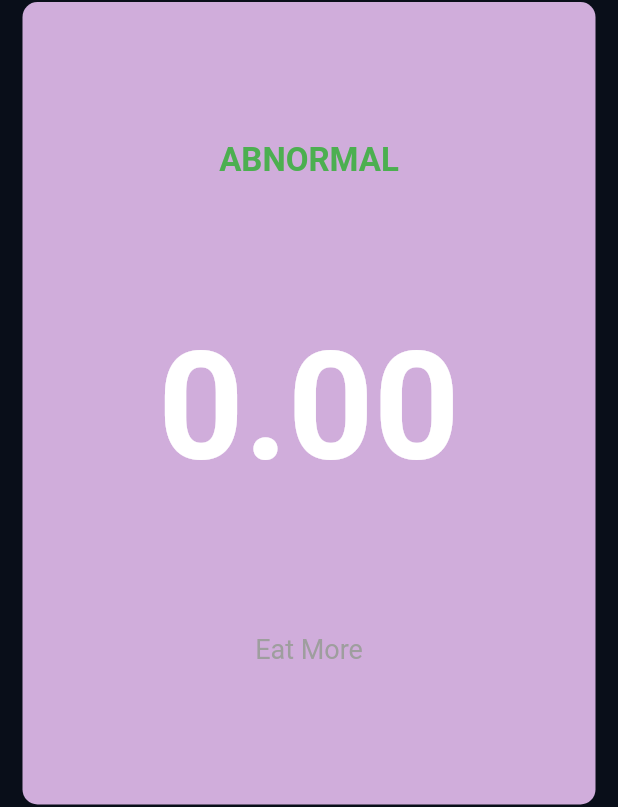
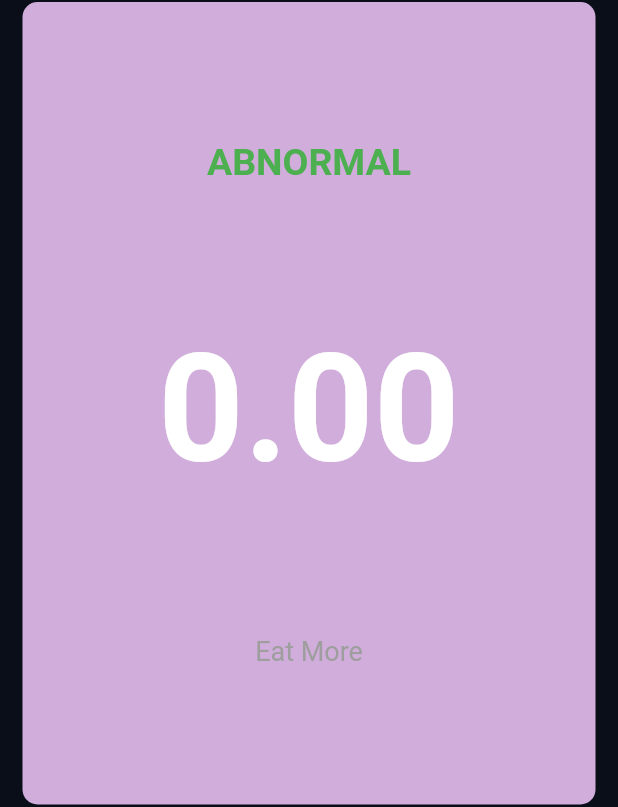
Before and after one commit to swatkat1127/FlutterApps, a Flutter app: the screen it shows after launch, after a tap on "Calculate", on a phone screen of 412 x 824 dp. Shown: the part 274-1081 px from the top of the screen. Run offline on Flutter 3.47's test engine with Material 2 defaults, Android fonts, the phone set to English and light mode, and no system bars; our stand-ins replace font_awesome_flutter.

Commit message:
result font changed

```diff
--- a/lib/constant.dart
+++ b/lib/constant.dart
@@ -9,5 +9,5 @@ const kLabelTextStyle = TextStyle(fontSize: 18.00, color: Colors.grey,);
 const kNumberTextStyle = TextStyle(fontSize: 50.0,fontWeight: FontWeight.w900,);
 const kLargeTextStyle = TextStyle(fontSize: 25.0, fontWeight: FontWeight.bold,);
 const kTitleTextStyle = TextStyle(fontSize: 50.0, fontWeight: FontWeight.bold,);
-const kResultTextStyle = TextStyle(fontSize: 22.0,color: Colors.green,fontWeight: FontWeight.bold,);
+const kResultTextStyle = TextStyle(fontSize: 25.0,color: Colors.green,fontWeight: FontWeight.bold,);
 const kBMITextStyle = TextStyle(fontSize: 100.0,color: Colors.white,fontWeight: FontWeight.bold,);
```
Also changed, not shown: 3 other files.
